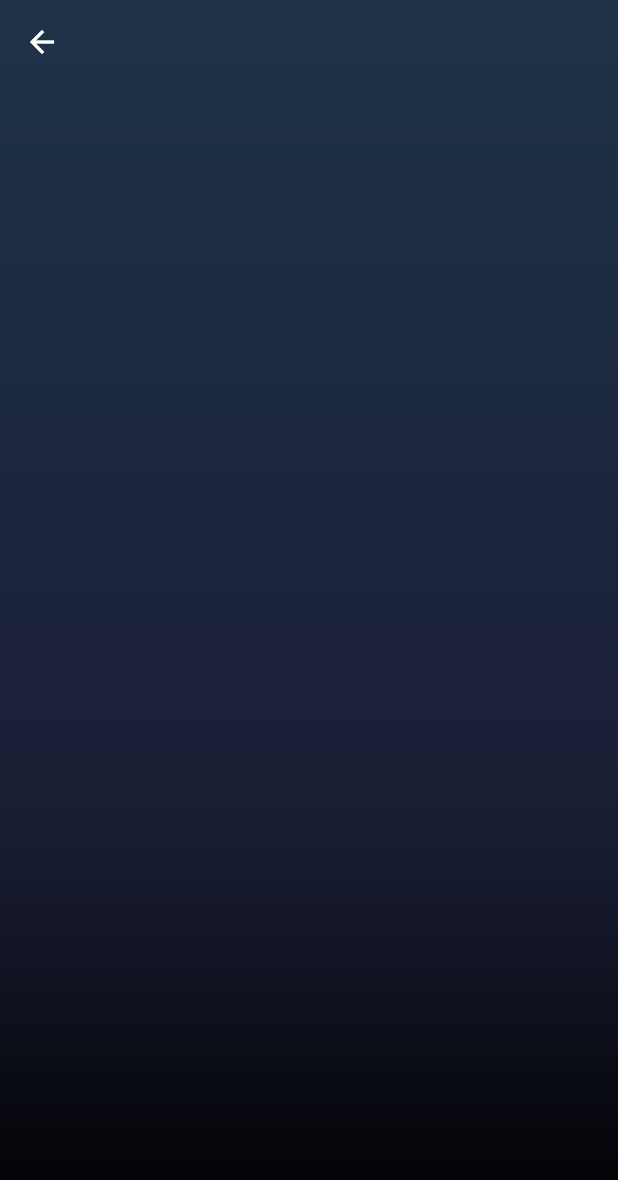
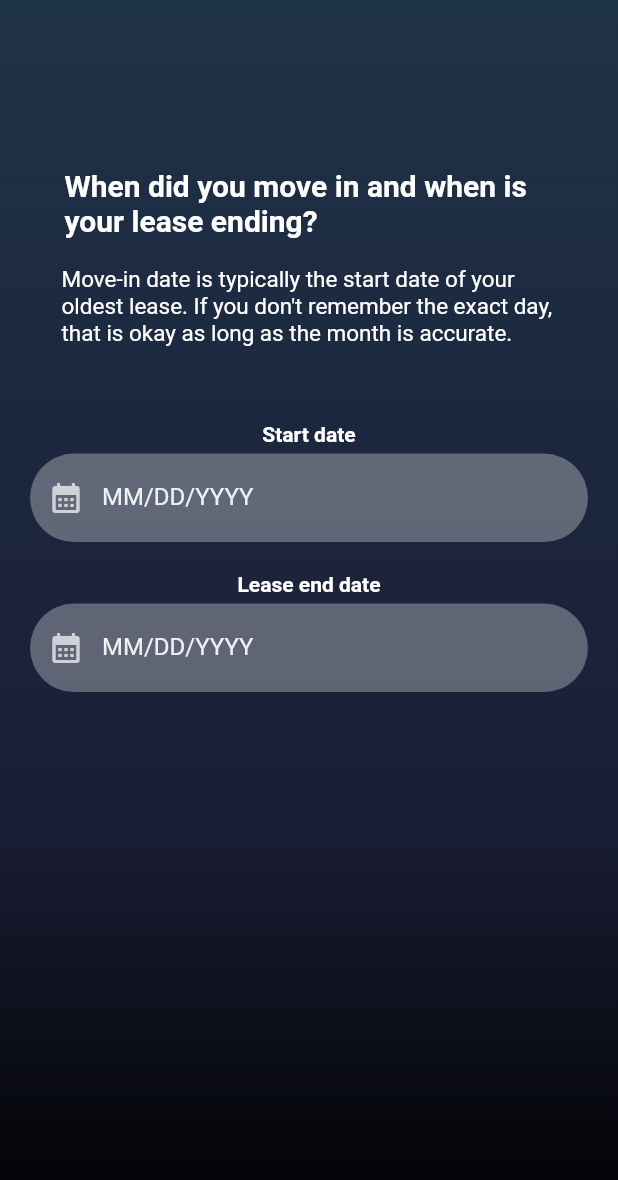
Before and after one commit to IsaacRamirez108/Flutter-Firebase_Authentication, a Flutter app: the LeaseDatesScreen screen opened directly, on a phone screen of 412 x 824 dp. Shown: the top 1180 px of the screen. Run offline on Flutter 3.47's test engine with Material 2 defaults, Android fonts, the phone set to English and light mode, and no system bars; our stand-ins replace firebase_auth, firebase_core, firebase_database; missing offline and left inert: pattern_formatter; accounts and stored records are empty.

Commit message:
Updating the dates page

```diff
--- a/lib/Screens/lease_date_screen.dart
+++ b/lib/Screens/lease_date_screen.dart
@@ -1,4 +1,8 @@
 import 'package:flutter/material.dart';
+import 'package:flutter/services.dart';
+import 'package:pattern_formatter/date_formatter.dart';
+import '../reusable_widgets/reusable_widget.dart';
+
 class LeaseDatesScreen extends StatefulWidget {
   const LeaseDatesScreen({Key? key}) : super(key: key);
 
@@ -7,6 +11,10 @@ class LeaseDatesScreen extends StatefulWidget {
 }
 
 class _LeaseDatesScreenState extends State<LeaseDatesScreen> {
+
+  final TextEditingController _startLeaseDate = TextEditingController();
+  final TextEditingController _endLeaseDate = TextEditingController();
+
   @override
   Widget build(BuildContext context) {
     return Scaffold(
@@ -25,6 +33,66 @@ class _LeaseDatesScreenState extends State<LeaseDatesScreen> {
               Color(0xFF1a1e35),
               Color(0xFF000000),
             ], begin: Alignment.topCenter, end: Alignment.bottomCenter)),
+        child: SingleChildScrollView(
+          child: Padding(
+            padding: EdgeInsets.fromLTRB(
+                20, MediaQuery.of(context).size.height * 0.1, 20, 0),
+            child: Column(
+              children: <Widget>[
+                Stack(children: [
+                  Container(
+                      margin: const EdgeInsets.all(20),
+                      // This is padding to position the text where I want it to be
+                      padding: const EdgeInsets.only(left: 3,top: 10, right: 0, bottom: 0),
+                      child: const Text.rich(
+                          TextSpan(
+                              children: <TextSpan>[
+                                TextSpan(
+                                    text: "When did you move in and when is your lease ending?",
+                                    style: TextStyle(fontSize: 20, color: Colors.white, fontWeight: FontWeight.bold)
+                                ),
+                              ])
+                      )
+                  ),
+                  Container(
+                    //margin: const EdgeInsets.only(top: 10),
+                      margin: const EdgeInsets.only(top: 45, left: 18, bottom: 50, right: 20),
+                      // This is padding to position the text where I want it to be
+                      padding: const EdgeInsets.only(left: 3, top: 50, right: 0, bottom: 0),
+                      child: const Text.rich(
+                          TextSpan(
+                              children: <TextSpan>[
+                                TextSpan(
+                                    text: "Move-in date is typically the start date of your oldest lease. If you don't remember the exact day, that is okay as long as the month is accurate.",
+                                    style: TextStyle(fontSize: 15, color: Colors.white)
+                                )
+                              ])
+                      )
+                  )
+                ],),
+                //Title(color: Colors.white, child: const Text("Hello")),
+                const Text("Start date", style: TextStyle(color: Colors.white, fontWeight: FontWeight.bold),),
+                const SizedBox(
+                  height: 5,
+                ),
+                reusableDateBox("MM/DD/YYYY", Icons.calendar_month, false, _startLeaseDate),
+                const SizedBox(
+                  height: 20,
+                ),
+                const Text("Lease end date", style: TextStyle(color: Colors.white, fontWeight: FontWeight.bold),),
+                const SizedBox(
+                  height: 5,
+                ),
+                reusableDateBox("MM/DD/YYYY", Icons.calendar_month, false, _endLeaseDate),
+                const SizedBox(
+                  height: 20,
+                ),
+              ],
+            ),
+          ),
+        ),
+
+
       ),
     );
   }
--- a/lib/Screens/signup_screen.dart
+++ b/lib/Screens/signup_screen.dart
@@ -1,4 +1,3 @@
-import 'package:firebase_core/firebase_core.dart';
 import 'package:flutter/material.dart';
 import '../reusable_widgets/reusable_widget.dart';
 import 'home_screen.dart';
--- a/lib/Screens/welcome_screen.dart
+++ b/lib/Screens/welcome_screen.dart
@@ -10,8 +10,6 @@ class WelcomeScreen extends StatefulWidget {
 }
 
 class _WelcomeScreenState extends State<WelcomeScreen> {
-  final TextEditingController _passwordTextController = TextEditingController();
-  final TextEditingController _emailTextController = TextEditingController();
   final image = Image.asset('assets/White-Lettering-Logo.png', height: 25,);
 
   @override
--- a/lib/reusable_widgets/reusable_widget.dart
+++ b/lib/reusable_widgets/reusable_widget.dart
@@ -1,6 +1,8 @@
 import 'package:flutter/material.dart';
+import 'package:flutter/services.dart';
+import 'package:pattern_formatter/date_formatter.dart';
 
-//bool passenable = true; //boolean value to track password view enable disable.
+
 
 Image logoWidget(String imageName) {
   return Image.asset(
@@ -11,15 +13,6 @@ Image logoWidget(String imageName) {
     // color: Colors.white,
   );
 }
-
-// Row messageWidget(String text){
-//   return Row(
-//      children: const [
-//       Text("Welcome To DENARI", style: TextStyle(fontSize: 35, color: Colors.white, fontFamily: 'Raleway', fontWeight: FontWeight.w200)),
-//        Image(image: Image.asset("assets/White-Lettering-Logo.png")),
-//      ],
-//   );
-// }
 
 TextField reusableTextField(String text, IconData icon, bool isPasswordType,
     TextEditingController controller) {
@@ -81,48 +74,6 @@ TextField reusablePasswordTextField(String text, IconData icon, bool isPasswordT
         : TextInputType.emailAddress,
   );
 }
-
-// TextField reusablePasswordTextField (String text, IconData icon, bool isPasswordType,
-//     TextEditingController controller) {
-//   return TextField(
-//     controller: controller,
-//     enableSuggestions: !isPasswordType,
-//     autocorrect: !isPasswordType,
-//     cursorColor: Colors.white,
-//     obscureText: passenable, //if passenable == true, show **, else show password character
-//     style: TextStyle(color: Colors.white.withOpacity(0.9)),
-//     decoration: InputDecoration(
-//         prefixIcon: Icon(
-//           icon,
-//           color: Colors.white70,
-//         ),
-//         labelStyle: TextStyle(color: Colors.white.withOpacity(0.9)),
-//         filled: true,
-//         floatingLabelBehavior: FloatingLabelBehavior.never,
-//         fillColor: Colors.white.withOpacity(0.3),
-//         border: OutlineInputBorder(
-//             borderRadius: BorderRadius.circular(30.0),
-//             borderSide: const BorderSide(width: 0, style: BorderStyle.none)),
-//         suffix: IconButton(onPressed: (){ //add Icon button at end of TextField
-// //           setState(() { //refresh UI
-// //             if(passenable){ //if passenable == true, make it false
-// //               passenable = false;
-// //             }else{
-// //               passenable = true; //if passenable == false, make it true
-// //             }
-// //           });
-// //         }, icon: Icon(passenable == true?Icons.remove_red_eye:Icons.password))
-//       //eye icon if passenable = true, else, Icon is ***__
-//     ),
-//     keyboardType: isPasswordType
-//         ? TextInputType.visiblePassword
-//         : TextInputType.emailAddress,
-//   );
-// }
-//
-// void setState(Null Function() param0) {
-// }
-
 
   Container signInSignUpButton(
     BuildContext context, bool isLogin, Function onTap){
@@ -187,3 +138,70 @@ Container continueButton (
     ),
   );
 }
+
+
+TextField reusableDateBox(String text, IconData icon, bool isPasswordType,
+    TextEditingController controller) {
+  return TextField(
+    keyboardType: TextInputType.number,
+    inputFormatters: [
+      FilteringTextInputFormatter.digitsOnly,
+      DateInputFormatter()
+    ],
+    controller: controller,
+    obscureText: false,
+    enableSuggestions: !isPasswordType,
+    autocorrect: !isPasswordType,
+    cursorColor: Colors.white,
+    style: TextStyle(color: Colors.white.withOpacity(0.9)),
+    decoration: InputDecoration(
+      prefixIcon: Icon(
+        icon,
+        color: Colors.white70,
+      ),
+      labelText: text,
+      labelStyle: TextStyle(color: Colors.white.withOpacity(0.9)),
+      filled: true,
+      floatingLabelBehavior: FloatingLabelBehavior.never,
+      fillColor: Colors.white.withOpacity(0.3),
+      border: OutlineInputBorder(
+          borderRadius: BorderRadius.circular(30.0),
+          borderSide: const BorderSide(width: 0, style: BorderStyle.none)),
+    ),
+  );
+}
+
+
+
+
+
+// Container continueButton (
+//     BuildContext context, bool isLogin, Function onTap){
+//   return Container(
+//     width: MediaQuery.of(context).size.width,
+//     height: 50,
+//     margin: const EdgeInsets.fromLTRB(0, 600, 0, 20),
+//     decoration: BoxDecoration(borderRadius: BorderRadius.circular(90)),
+//     child: ElevatedButton(
+//       onPressed: () {
+//         onTap();
+//       },
+//       style: ButtonStyle(
+//           backgroundColor: MaterialStateProperty.resolveWith((states){
+//             if (states.contains(MaterialState.pressed)){
+//               return Colors.black87;
+//             }
+//             return Colors.white;
+//           }),
+//           shape: MaterialStateProperty.all<RoundedRectangleBorder>(
+//               RoundedRectangleBorder(borderRadius: BorderRadius.circular(30))
+//           )
+//       ),
+//       child: const Text(
+//         "Continue",
+//         style: TextStyle(
+//             color: Colors.black87, fontWeight: FontWeight.bold, fontSize: 16),
+//       ),
+//     ),
+//   );
+// }
--- a/pubspec.yaml
+++ b/pubspec.yaml
@@ -34,8 +34,9 @@ dependencies:
   firebase_auth: ^4.2.5
   firebase_core: ^2.4.1
   firebase_database: ^10.0.9
-  flutter_mapbox_autocomplete: ^2.0.0
-  mapbox_autocomplete_search_widget: ^0.0.6
+  date_format: ^2.0.7
+  pattern_formatter: ^2.0.0
+
 
 
 
```
Also changed, not shown: lib/Screens/Customer.dart (+13 -10 lines), lib/Screens/address_user_input.dart (+60 -61 lines), lib/main.dart (+16 -15 lines), pubspec.lock, 6 other files.
